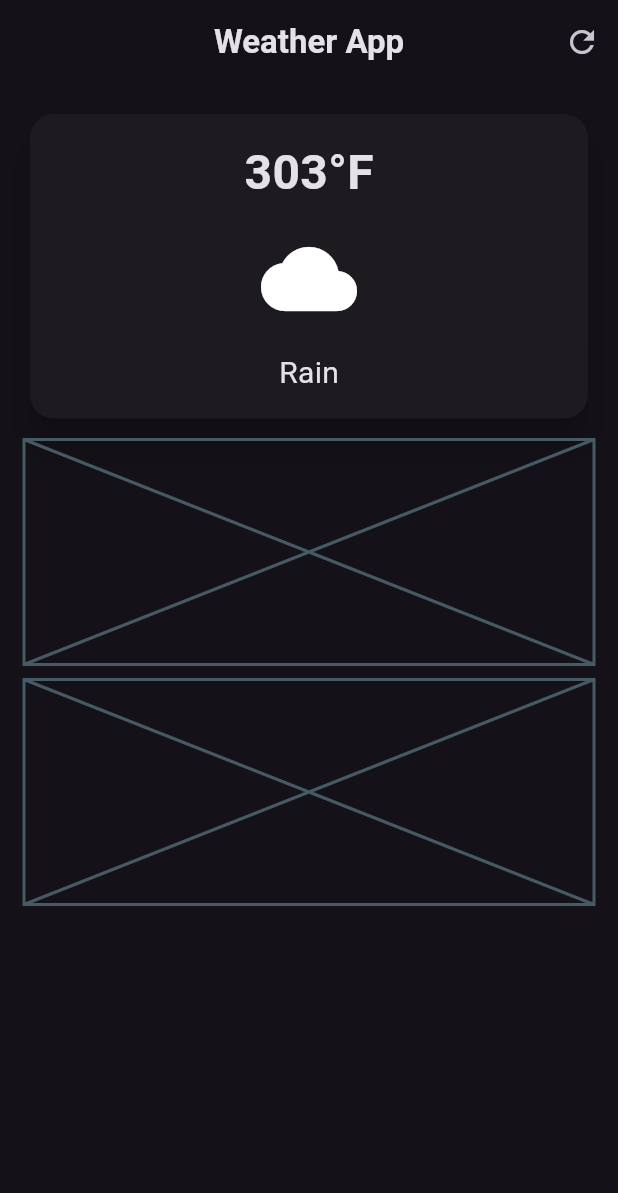
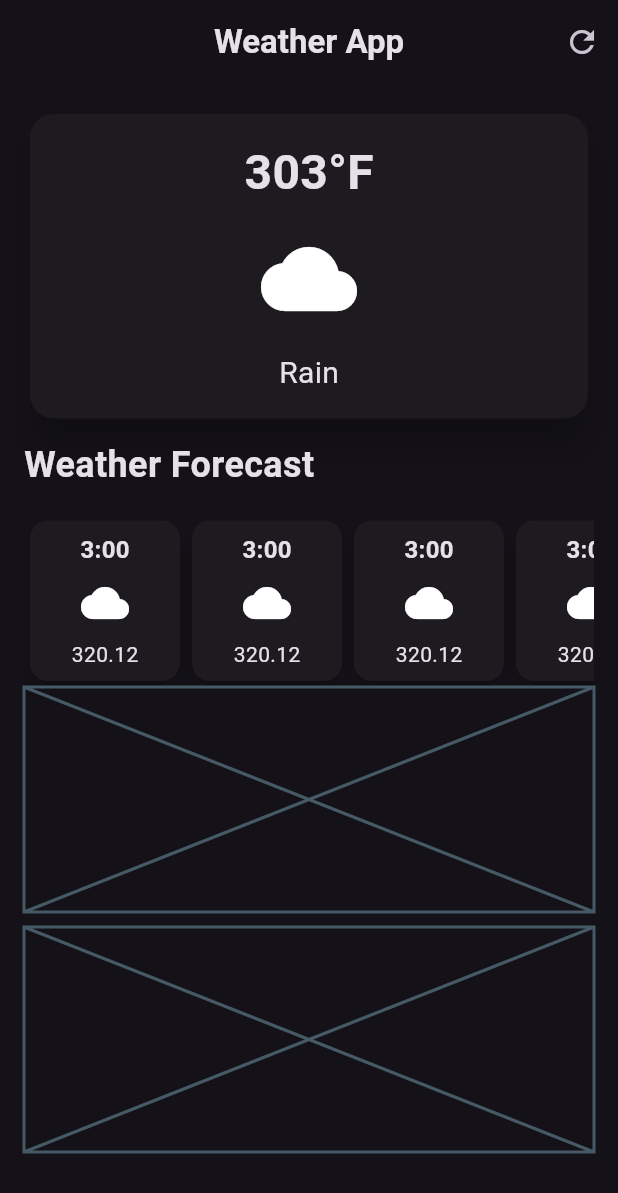
Before and after one commit to jhaykayy/weather_app, a Flutter app: the screen it shows after launch, on a phone screen of 412 x 824 dp. Shown: the top 1193 px of the screen. Run offline on Flutter 3.47's test engine with Material 3 defaults, Android fonts, the phone set to English and light mode, and no system bars.

Commit message:
did the weather forecast section

```diff
--- a/lib/weather_screen.dart.dart
+++ b/lib/weather_screen.dart.dart
@@ -24,6 +24,7 @@ class WeatherScreen extends StatelessWidget {
       body: Padding(
         padding: const EdgeInsets.all(16),
         child: Column(
+          crossAxisAlignment: CrossAxisAlignment.start,
           children: [
             SizedBox(
               width: double.infinity,
@@ -32,7 +33,6 @@ class WeatherScreen extends StatelessWidget {
                 shape: RoundedRectangleBorder(
                   borderRadius: BorderRadius.circular(16),
                 ),
-
                 child: const Padding(
                   padding: EdgeInsets.all(16),
                   child: Column(
@@ -44,14 +44,14 @@ class WeatherScreen extends StatelessWidget {
                           fontWeight: FontWeight.bold,
                         ),
                       ),
-                      const SizedBox(
+                      SizedBox(
                         height: 16,
                       ),
                       Icon(
                         Icons.cloud,
                         size: 64,
                       ),
-                      const SizedBox(
+                      SizedBox(
                         height: 16,
                       ),
                       Text(
@@ -68,6 +68,28 @@ class WeatherScreen extends StatelessWidget {
             const SizedBox(
               height: 10,
             ),
+            const Text(
+              "Weather Forecast",
+              style: TextStyle(
+                fontSize: 24,
+                fontWeight: FontWeight.bold,
+              ),
+            ),
+            const SizedBox(
+              height: 16,
+            ),
+            SingleChildScrollView(
+              scrollDirection: Axis.horizontal,
+              child: Row(
+                children: [
+                  HourlyForecastItem(),
+                  HourlyForecastItem(),
+                  HourlyForecastItem(),
+                  HourlyForecastItem(),
+                  HourlyForecastItem(),
+                ],
+              ),
+            ),
             const Placeholder(
               fallbackHeight: 150,
             ),
@@ -83,3 +105,45 @@ class WeatherScreen extends StatelessWidget {
     );
   }
 }
+
+class HourlyForecastItem extends StatelessWidget {
+  const HourlyForecastItem({super.key});
+
+  @override
+  Widget build(BuildContext context) {
+    return Card(
+      elevation: 6,
+      child: Container(
+        width: 100,
+        decoration: BoxDecoration(
+          borderRadius: BorderRadius.circular(20),
+        ),
+        padding: const EdgeInsets.all(8.0),
+        child: const Column(
+          children: [
+            Text(
+              "3:00",
+              style: TextStyle(
+                fontSize: 16,
+                fontWeight: FontWeight.bold,
+              ),
+            ),
+            SizedBox(
+              height: 8,
+            ),
+            Icon(
+              Icons.cloud,
+              size: 32,
+            ),
+            SizedBox(
+              height: 8,
+            ),
+            Text(
+              "320.12",
+            ),
+          ],
+        ),
+      ),
+    );
+  }
+}
```
